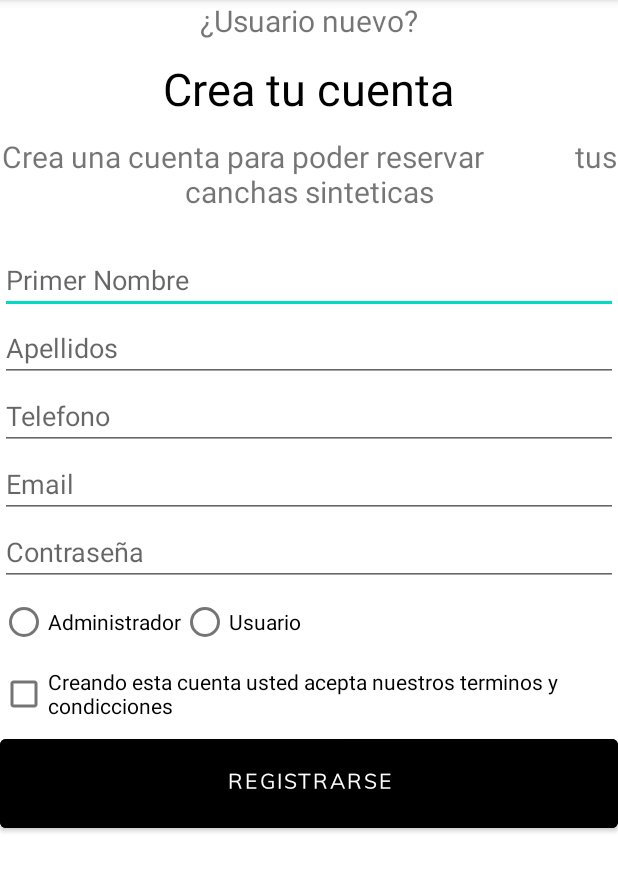
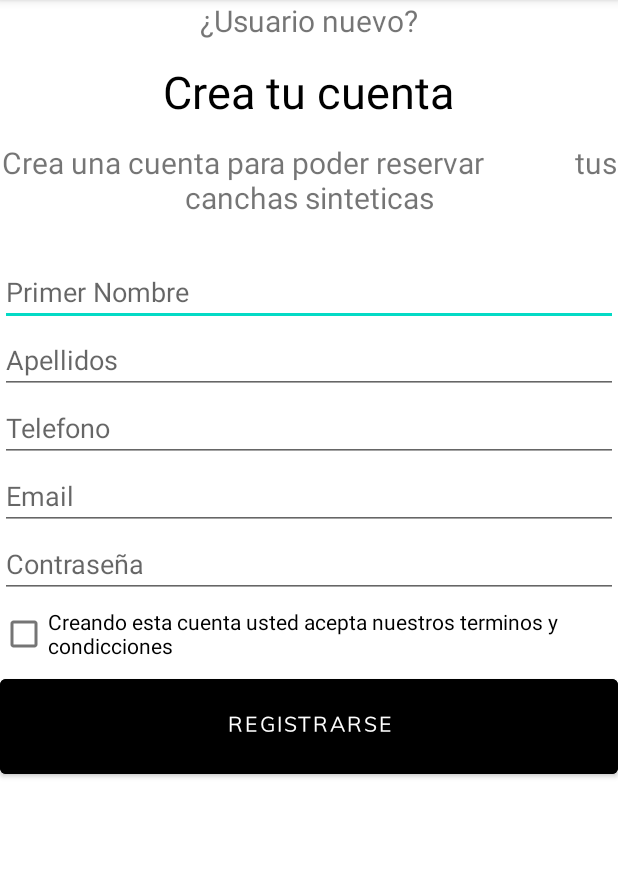
Before and after one commit to aleortbas/proyecto_moviles1, an Android app: the RegistrarUsuario screen opened directly, with no data from a screen before it, on a phone screen of 412 x 824 dp, the part 84-975 px from its top. Run offline under Robolectric (Android 15) with nearby library versions, the phone set to English and light mode, and no system bars.

Commit message:
Cambio en el login y registro de usuarios

```diff
--- a/app/src/main/AndroidManifest.xml
+++ b/app/src/main/AndroidManifest.xml
@@ -22,6 +22,9 @@
         android:supportsRtl="true"
         android:theme="@style/Theme.FootBoocking"
         android:usesCleartextTraffic="true">
+        <activity
+            android:name=".Admin"
+            android:exported="false" />
         <activity
             android:name=".agregarInfoCanchas"
             android:exported="false" />
--- a/app/src/main/java/com/example/footboocking/RegistrarUsuario.java
+++ b/app/src/main/java/com/example/footboocking/RegistrarUsuario.java
@@ -23,7 +23,6 @@ public class RegistrarUsuario extends AppCompatActivity {
 
     EditText nombreTx,apellidoTx,emailTx,contraseñaTx,telefonotx;
     Button button;
-    RadioButton rolAdmin, rolUser;
 
     @Override
     protected void onCreate(Bundle savedInstanceState) {
@@ -35,8 +34,6 @@ public class RegistrarUsuario extends AppCompatActivity {
         emailTx = findViewById(R.id.email);
         contraseñaTx = findViewById(R.id.Password);
         telefonotx = findViewById(R.id.editTextPhone);
-        rolAdmin = findViewById(R.id.radioAdmin);
-        rolUser = findViewById(R.id.radioUser);
         button = (Button) findViewById(R.id.button);
 
 
@@ -60,12 +57,7 @@ public class RegistrarUsuario extends AppCompatActivity {
     private boolean insertar() {
 
         String url = Constants.URL + "footbocking/add.php";
-        String rol = null;
-        if(rolAdmin.isChecked()==true){
-            rol = "1";
-        }else if(rolUser.isChecked()==true){
-            rol = "2";
-        }
+        String rol = "2";
             List<NameValuePair> nameValuePairs; // definimos la lista de datos
             nameValuePairs = new ArrayList<NameValuePair>(7); // tamaño del array
 
--- a/app/src/main/res/layout/activity_registrar_usuario.xml
+++ b/app/src/main/res/layout/activity_registrar_usuario.xml
@@ -87,19 +87,7 @@
             android:hint="Contraseña"
             />
 
-        <RadioGroup xmlns:android="http://schemas.android.com/apk/res/android"
-            android:layout_width="match_parent"
-            android:layout_height="wrap_content"
-            android:orientation="horizontal">
-            <RadioButton android:id="@+id/radioAdmin"
-                android:layout_width="wrap_content"
-                android:layout_height="wrap_content"
-                android:text="Administrador"/>
-            <RadioButton android:id="@+id/radioUser"
-                android:layout_width="wrap_content"
-                android:layout_height="wrap_content"
-                android:text="Usuario"/>
-        </RadioGroup>
+
 
         <CheckBox
             android:id="@+id/checkBox"
```
Also changed, not shown: app/src/main/java/com/example/footboocking/Admin.java (added, +14 -0 lines), app/src/main/java/com/example/footboocking/logIn.java (+6 -1 lines), app/src/main/res/layout/activity_admin.xml (added, +9 -0 lines).
